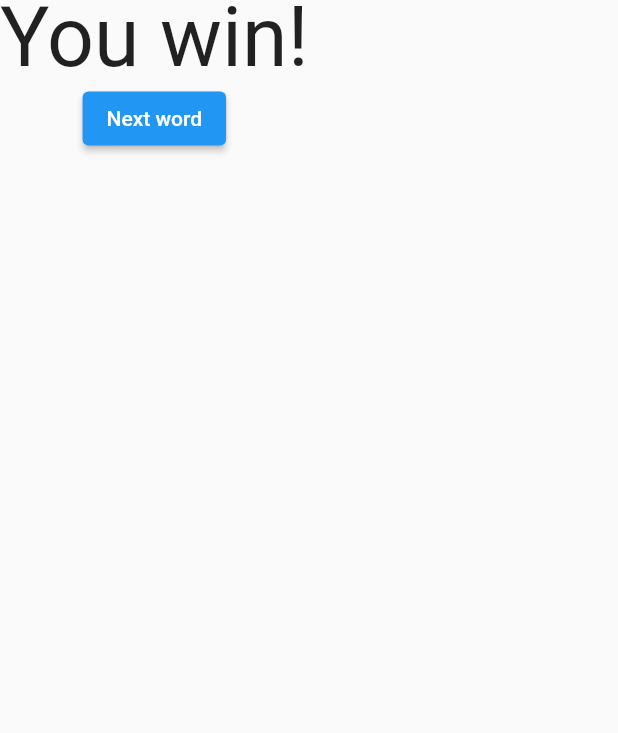
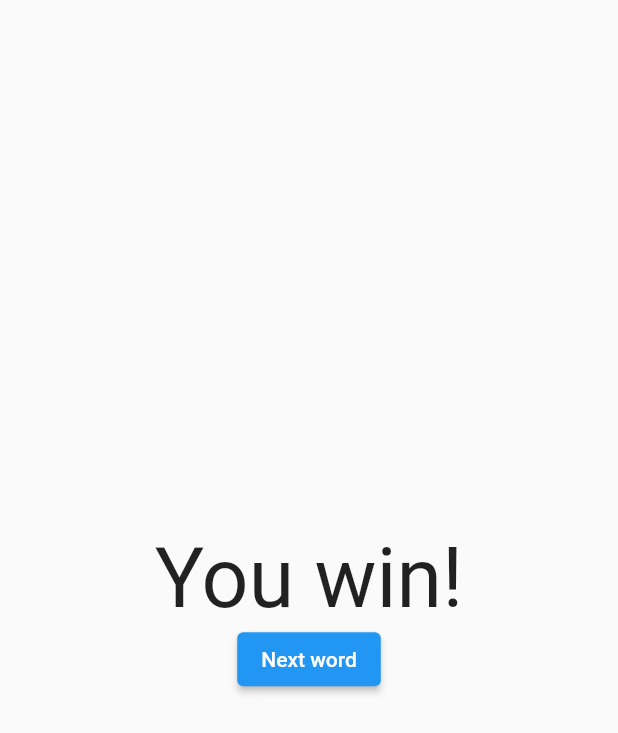
Before and after one commit to wilmarques/guess-word-game, a Flutter app: the WinningPage screen opened by its route, on a phone screen of 412 x 824 dp. Shown: the top 733 px of the screen. Run offline on Flutter 3.47's test engine with Material 2 defaults, Android fonts, the phone set to English and light mode, and no system bars; our stand-ins replace go_router.

Commit message:
feat: Centering Winning Page

```diff
--- a/lib/pages/winning_page.dart
+++ b/lib/pages/winning_page.dart
@@ -18,7 +18,11 @@
     final wordLoaderService = WordLoaderService.of(context);
 
     return Scaffold(
-      body: Column(
+      body: Row(
+        mainAxisAlignment: MainAxisAlignment.center,
+        children: [
+          Column(
+            mainAxisAlignment: MainAxisAlignment.center,
             children: [
               const Text(
                 'You win!',
@@ -37,6 +41,8 @@
               ),
             ],
           ),
+        ],
+      ),
     );
   }
 }
```
Lines whose indentation alone changed are shown as unchanged.
